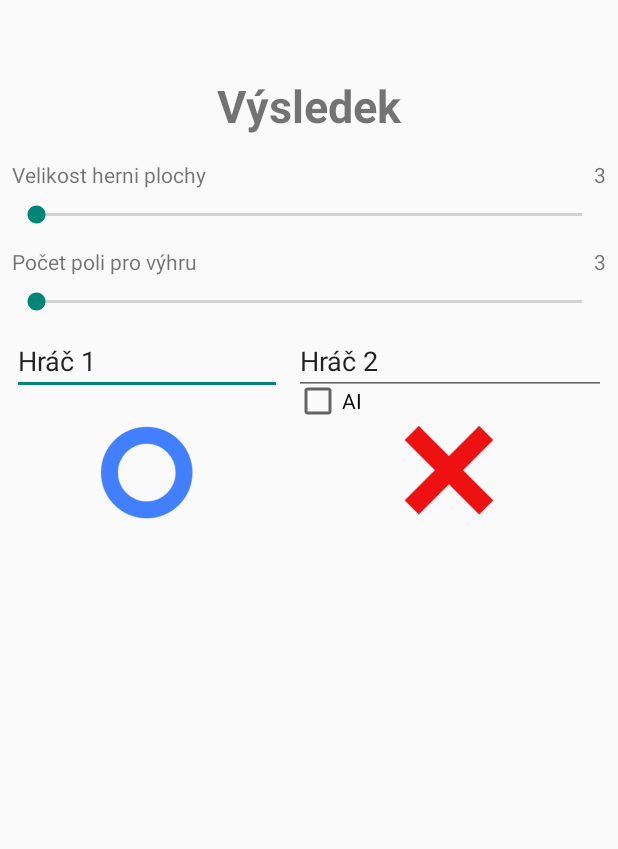
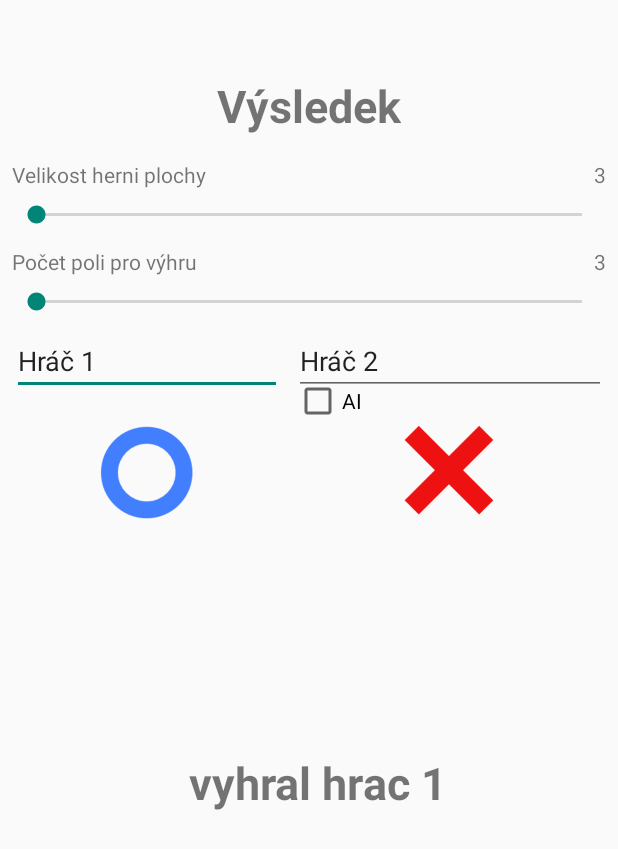
Before and after one commit to Michyus/TAMZ2_projekt, an Android app: the StatisticsDetail screen opened directly, with no data from a screen before it, on a phone screen of 412 x 824 dp. Shown: the top 849 px of the screen. Run offline under Robolectric (Android 15) with nearby library versions, the phone set to English and light mode, and no system bars.

```diff
--- a/Piskvorky/app/src/main/java/com/example/michyus/piskvorky/DBHelper.java
+++ b/Piskvorky/app/src/main/java/com/example/michyus/piskvorky/DBHelper.java
@@ -20,6 +20,7 @@ public class DBHelper extends SQLiteOpenHelper {
     public static final String GAMES_COLUMN_MOVES = "moves";
     public static final String GAMES_COLUMN_SIZE = "size";
     public static final String GAMES_COLUMN_COUNT = "count";
+    public static final String GAMES_COLUMN_AI = "ai";
 
 
 
@@ -32,7 +33,7 @@ public class DBHelper extends SQLiteOpenHelper {
 
     @Override
     public void onCreate(SQLiteDatabase db) {
-        db.execSQL("CREATE TABLE games " + "(id INTEGER PRIMARY KEY, winner TEXT, name_1 TEXT, name_2 TEXT, moves INT, size INT, count INT)");
+        db.execSQL("CREATE TABLE games " + "(id INTEGER PRIMARY KEY, winner TEXT, name_1 TEXT, name_2 TEXT, moves INT, size INT, count INT, ai INT)");
     }
 
     @Override
@@ -41,7 +42,7 @@ public class DBHelper extends SQLiteOpenHelper {
         onCreate(db);
     }
 
-    public boolean insertGame(String winner, String name_1, String name_2, int moves, int size, int count)
+    public boolean insertGame(String winner, String name_1, String name_2, int moves, int size, int count, int ai)
     {
         SQLiteDatabase db = this.getWritableDatabase();
         ContentValues contentValues = new ContentValues();
@@ -51,6 +52,7 @@ public class DBHelper extends SQLiteOpenHelper {
         contentValues.put(GAMES_COLUMN_MOVES, moves);
         contentValues.put(GAMES_COLUMN_SIZE, size);
         contentValues.put(GAMES_COLUMN_COUNT, count);
+        contentValues.put(GAMES_COLUMN_AI, ai);
         db.insert(GAMES_TABLE_NAME, null, contentValues);
         return true;
     }
--- a/Piskvorky/app/src/main/java/com/example/michyus/piskvorky/GameEngine.java
+++ b/Piskvorky/app/src/main/java/com/example/michyus/piskvorky/GameEngine.java
@@ -246,7 +246,7 @@ public class GameEngine {
     private void saveToDatabase(){
         games_db = new DBHelper(gameActivity);
 
-        if(games_db.insertGame(this.winner_name, this.name_1, this.name_2, this.moves,this.GRID_NUMBER,this.countToWin)){
+        if(games_db.insertGame(this.winner_name, this.name_1, this.name_2, this.moves,this.GRID_NUMBER,this.countToWin, this.aiLevel)){
             Toast.makeText(gameActivity.getApplicationContext(), "done", Toast.LENGTH_SHORT).show();
         }
         else{
--- a/Piskvorky/app/src/main/res/layout/activity_statistics_detail.xml
+++ b/Piskvorky/app/src/main/res/layout/activity_statistics_detail.xml
@@ -19,6 +19,21 @@
         app:layout_constraintRight_toRightOf="parent"
         app:layout_constraintTop_toTopOf="parent"
         app:layout_constraintVertical_bias="0.064" />
+
+    <TextView
+        android:id="@+id/textView_winner"
+        android:layout_width="wrap_content"
+        android:layout_height="40dp"
+        android:layout_marginTop="8dp"
+        android:autoText="false"
+        android:text="vyhral hrac 1"
+        android:textSize="30sp"
+        android:textStyle="bold"
+        app:layout_constraintBottom_toBottomOf="parent"
+        app:layout_constraintHorizontal_bias="0.524"
+        app:layout_constraintLeft_toLeftOf="parent"
+        app:layout_constraintRight_toRightOf="parent"
+        app:layout_constraintTop_toBottomOf="@+id/seekBar_countToWin" />
 
     <SeekBar
         android:id="@+id/seekBar_gameGridSize"
```
Also changed, not shown: Piskvorky/app/src/main/java/com/example/michyus/piskvorky/CustomGameActivity.java (+27 -1 lines), Piskvorky/app/src/main/java/com/example/michyus/piskvorky/StatisticsDetail.java (+15 -0 lines).
